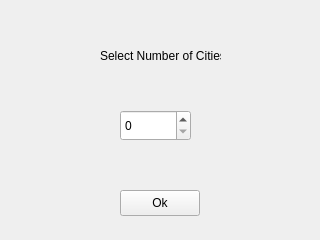
This is numcities.ui in The-afroman/CS1D-vacation-project as Qt 5 draws it before an edit. The edited form follows.
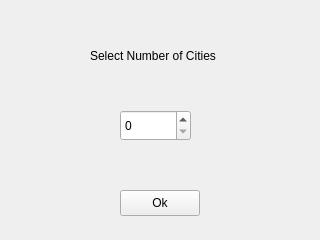
This is the edited form.

Commit message: fix text Trip 2

What changed in the file:
```diff
--- a/numcities.ui
+++ b/numcities.ui
@@ -51,9 +51,9 @@
   <widget class="QLabel" name="label">
    <property name="geometry">
     <rect>
-     <x>100</x>
+     <x>90</x>
      <y>40</y>
-     <width>121</width>
+     <width>151</width>
      <height>31</height>
     </rect>
    </property>
```
